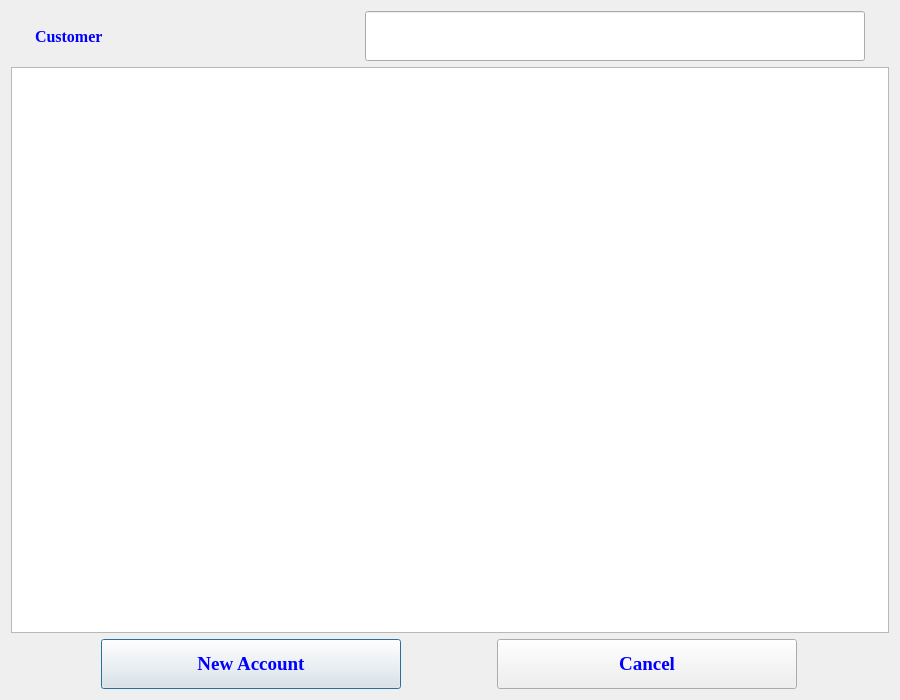
Above: accountlist.ui from jonathansaetre/BankSystem before the change. Below: the same form after it.
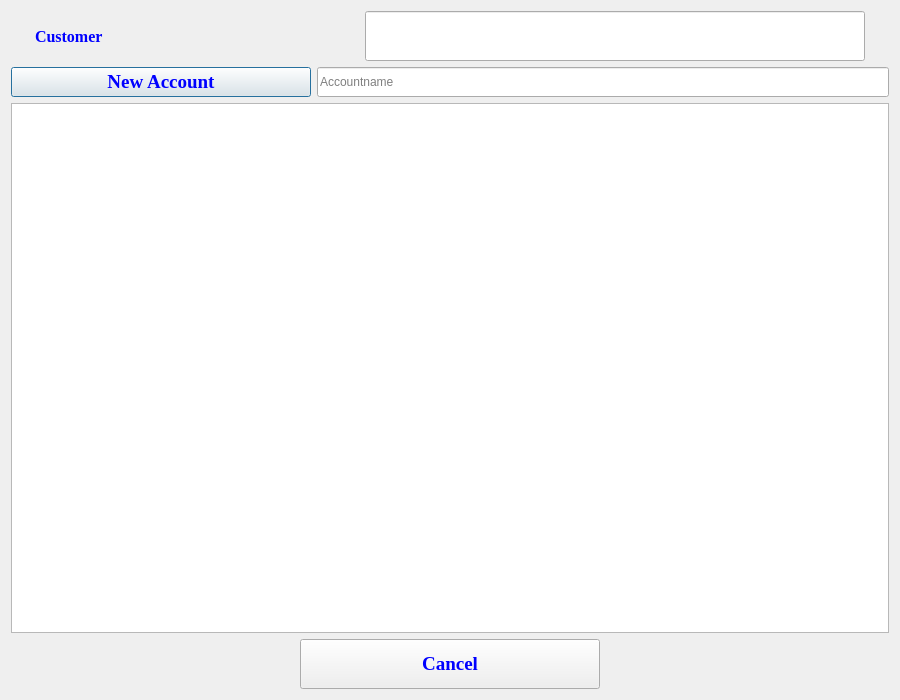
That is the form after the change.

The edit to the form file:
```diff
--- a/accountlist.ui
+++ b/accountlist.ui
@@ -86,32 +86,19 @@
     </layout>
    </item>
    <item>
-    <widget class="QTreeView" name="accountList">
-     <property name="font">
-      <font>
-       <family>Times New Roman</family>
-       <pointsize>10</pointsize>
-      </font>
-     </property>
-     <property name="styleSheet">
-      <string notr="true">color:blue</string>
-     </property>
-    </widget>
-   </item>
-   <item>
-    <layout class="QHBoxLayout" name="horizontalLayout">
+    <layout class="QHBoxLayout" name="horizontalLayout_3">
      <item>
       <widget class="QPushButton" name="Newaccount">
        <property name="minimumSize">
         <size>
          <width>300</width>
-         <height>50</height>
+         <height>30</height>
         </size>
        </property>
        <property name="maximumSize">
         <size>
          <width>300</width>
-         <height>50</height>
+         <height>30</height>
         </size>
        </property>
        <property name="font">
@@ -130,6 +117,36 @@
        </property>
       </widget>
      </item>
+     <item>
+      <widget class="QLineEdit" name="lineEdit">
+       <property name="minimumSize">
+        <size>
+         <width>0</width>
+         <height>30</height>
+        </size>
+       </property>
+       <property name="placeholderText">
+        <string>Accountname</string>
+       </property>
+      </widget>
+     </item>
+    </layout>
+   </item>
+   <item>
+    <widget class="QTreeView" name="accountList">
+     <property name="font">
+      <font>
+       <family>Times New Roman</family>
+       <pointsize>10</pointsize>
+      </font>
+     </property>
+     <property name="styleSheet">
+      <string notr="true">color:blue</string>
+     </property>
+    </widget>
+   </item>
+   <item>
+    <layout class="QHBoxLayout" name="horizontalLayout">
      <item>
       <widget class="QPushButton" name="cancelButton">
        <property name="minimumSize">
```
Left out of the diff: 2 changed lines with no effect on the pictures.
